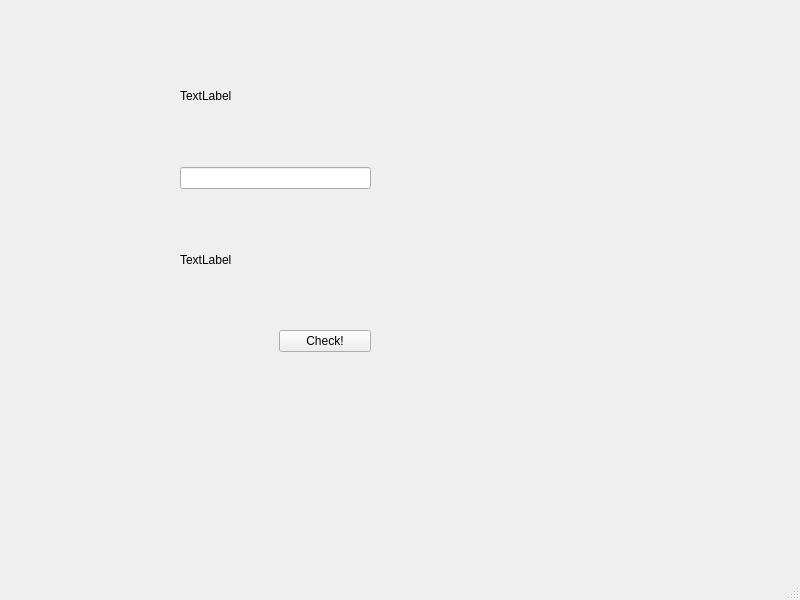
Old version of the form playWindow.ui in the repository hoodakaushal/nss-sic-intern.
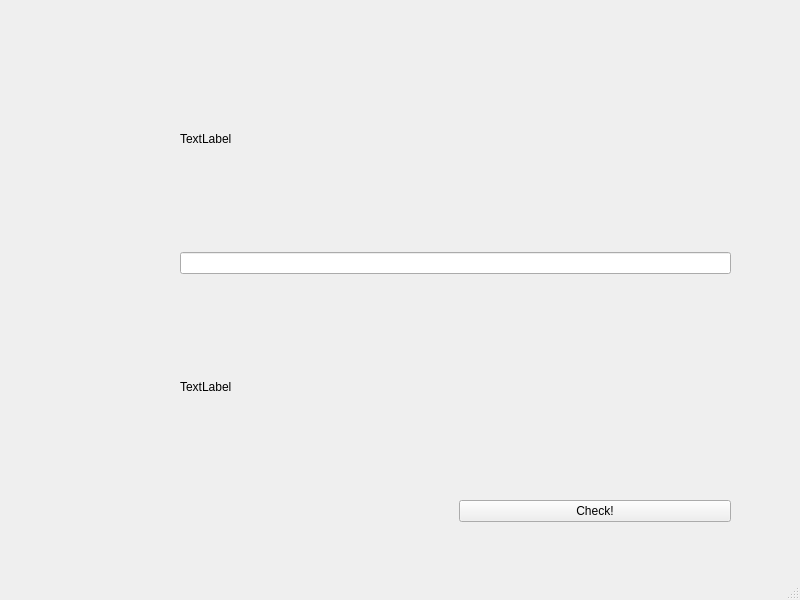
New version of the form.

Patch:
```diff
--- a/playWindow.ui
+++ b/playWindow.ui
@@ -19,8 +19,8 @@
      <rect>
       <x>180</x>
       <y>31</y>
-      <width>191</width>
-      <height>321</height>
+      <width>551</width>
+      <height>491</height>
      </rect>
     </property>
     <layout class="QGridLayout" name="gridLayout">
```
Left out of the diff: 28 changed lines with no effect on the pictures.
